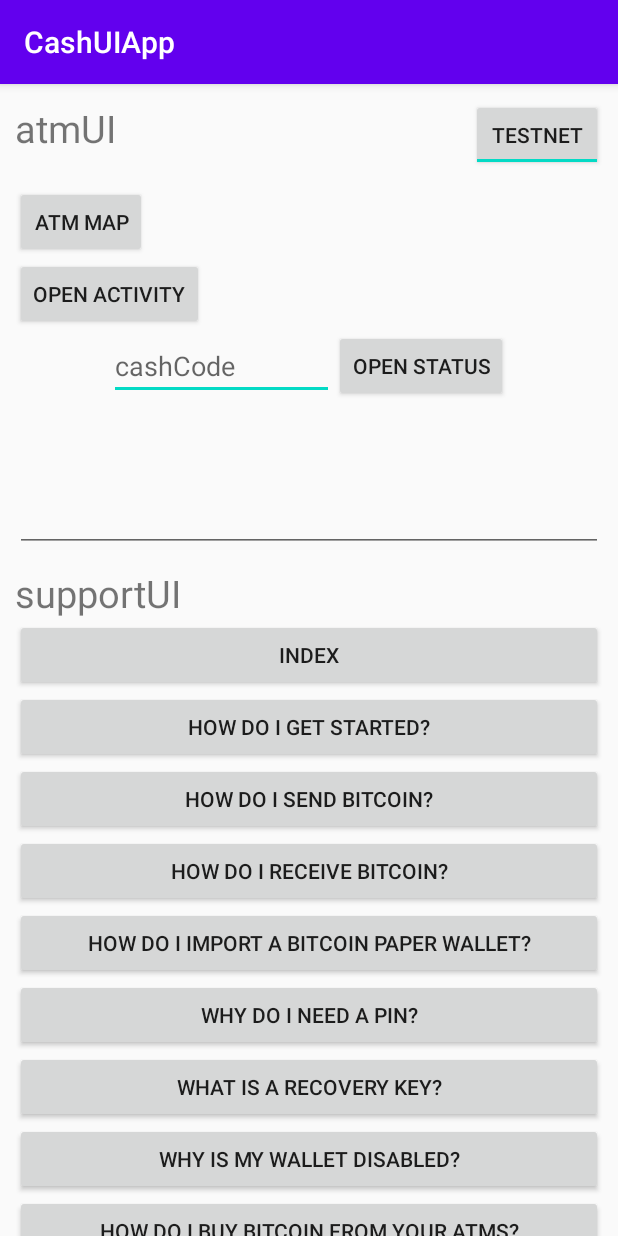
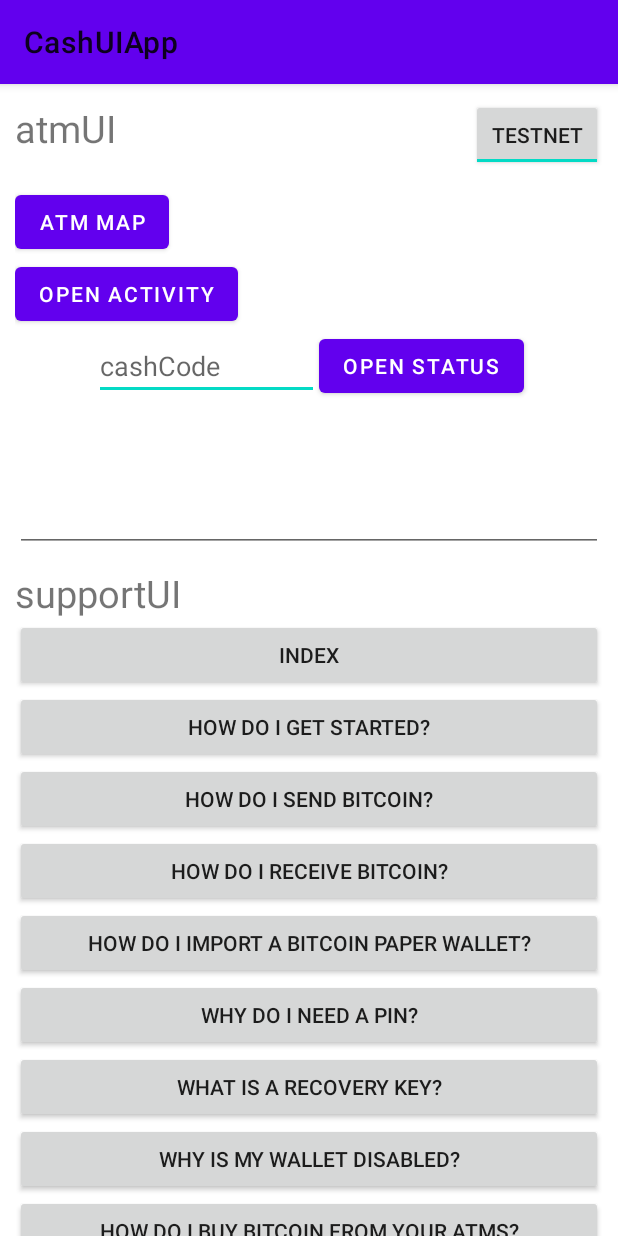
Before and after one commit to atmcoin/cash-ui-android, an Android app: the screen it shows after launch (MainActivity), on a phone screen of 412 x 824 dp. Run offline under Robolectric (Android 15) with nearby library versions, the phone set to English and light mode, and no system bars; our stand-ins replace Timber; libraries missing offline, so code that uses them is left out: cash.just.sdk; 2 statements that could not run were skipped.

```diff
--- a/app/src/main/java/cash/just/ui/sample/MainActivity.kt
+++ b/app/src/main/java/cash/just/ui/sample/MainActivity.kt
@@ -6,6 +6,7 @@ import android.os.Bundle
 import android.widget.Button
 import android.widget.Toast
 import androidx.appcompat.app.AppCompatActivity
+import androidx.appcompat.app.AppCompatDelegate
 import cash.just.atm.*
 import cash.just.atm.model.BitcoinServer
 import cash.just.sdk.Cash
@@ -14,7 +15,6 @@ import cash.just.support.CashSupport
 import cash.just.support.context
 import cash.just.ui.CashUI
 import kotlinx.android.synthetic.main.activity_main.*
-import timber.log.Timber
 
 class MainActivity : AppCompatActivity() {
     companion object {
@@ -24,7 +24,6 @@ class MainActivity : AppCompatActivity() {
     override fun onCreate(savedInstanceState: Bundle?) {
         super.onCreate(savedInstanceState)
         setContentView(R.layout.activity_main)
-
         addButtonWithText("INDEX").setOnClickListener {
             val fragment = CashSupport.Builder().build().createDialogFragment()
             fragment.show(supportFragmentManager, "tag")
--- a/app/src/main/res/values/styles.xml
+++ b/app/src/main/res/values/styles.xml
@@ -1,7 +1,7 @@
 <resources>
 
     <!-- Base application theme. -->
-    <style name="AppTheme" parent="Theme.AppCompat.Light.DarkActionBar">
+    <style name="AppTheme" parent="Theme.MaterialComponents.DayNight">
         <!-- Customize your theme here. -->
         <item name="colorPrimary">@color/colorPrimary</item>
         <item name="colorPrimaryDark">@color/colorPrimaryDark</item>
--- a/atmUI/src/main/AndroidManifest.xml
+++ b/atmUI/src/main/AndroidManifest.xml
@@ -2,8 +2,10 @@
     package="cash.just.atm">
 
     <application>
-        <activity android:name="cash.just.atm.AtmActivity" />
-        <activity android:name="cash.just.atm.StatusActivity" />
+        <activity android:name="cash.just.atm.AtmActivity"
+            android:theme="@style/Theme.MaterialComponents.DayNight"/>
+        <activity android:name="cash.just.atm.StatusActivity"
+            android:theme="@style/Theme.MaterialComponents.DayNight"/>
 
         <meta-data android:name="com.google.android.geo.API_KEY"
             android:value="@string/google_map_key"/>
--- a/atmUI/src/main/java/cash/just/atm/AtmActivity.kt
+++ b/atmUI/src/main/java/cash/just/atm/AtmActivity.kt
@@ -3,7 +3,10 @@ package cash.just.atm
 import android.content.Intent
 import android.os.Bundle
 import androidx.appcompat.app.AppCompatActivity
+import androidx.appcompat.app.AppCompatDelegate
+import androidx.appcompat.app.AppCompatDelegate.MODE_NIGHT_NO
 import androidx.navigation.fragment.findNavController
+import cash.just.atm.base.BaseActivity
 import cash.just.sdk.model.CashStatus
 import kotlinx.android.synthetic.main.activity_atm.*
 import timber.log.Timber
@@ -19,7 +22,7 @@ enum class AtmResult { SEND, DETAILS }
 data class SendDataResult(val btcAmount:String, val address:String):Serializable
 data class DetailsDataResult(val secureCode:String, val cashCodeStatus: CashStatus):Serializable
 
-class AtmActivity : AppCompatActivity(), AtmFlow {
+class AtmActivity : BaseActivity(), AtmFlow {
     companion object {
         private const val ARGS_RESULT = "ARGS_RESULT"
         private const val ARGS_DATA_RESULT = "ARGS_DATA_RESULT"
--- a/atmUI/src/main/java/cash/just/atm/StatusActivity.kt
+++ b/atmUI/src/main/java/cash/just/atm/StatusActivity.kt
@@ -3,13 +3,13 @@ package cash.just.atm
 import android.content.Context
 import android.content.Intent
 import android.os.Bundle
-import androidx.appcompat.app.AppCompatActivity
 import androidx.navigation.findNavController
 import androidx.navigation.fragment.findNavController
+import cash.just.atm.base.BaseActivity
 import cash.just.atm.fragment.StatusListFragmentDirections
 import kotlinx.android.synthetic.main.activity_atm.*
 
-class StatusActivity : AppCompatActivity() {
+class StatusActivity : BaseActivity() {
     companion object {
         private const val ARGS_CODE = "ARGS_CODE"
         fun newCashStatusIntent(context: Context, cashCode:String): Intent {
@@ -22,8 +22,6 @@ class StatusActivity : AppCompatActivity() {
     override fun onCreate(savedInstanceState: Bundle?) {
         super.onCreate(savedInstanceState)
         setContentView(R.layout.activity_status)
-        supportActionBar?.hide()
-
         getCodeFromIntent()?.let {
             findNavController(R.id.nav_host_fragment)
                 .navigate(StatusListFragmentDirections.listToStatus(it))
```
Also changed, not shown: atmUI/src/main/java/cash/just/atm/base/BaseActivity.kt (added, +14 -0 lines).
